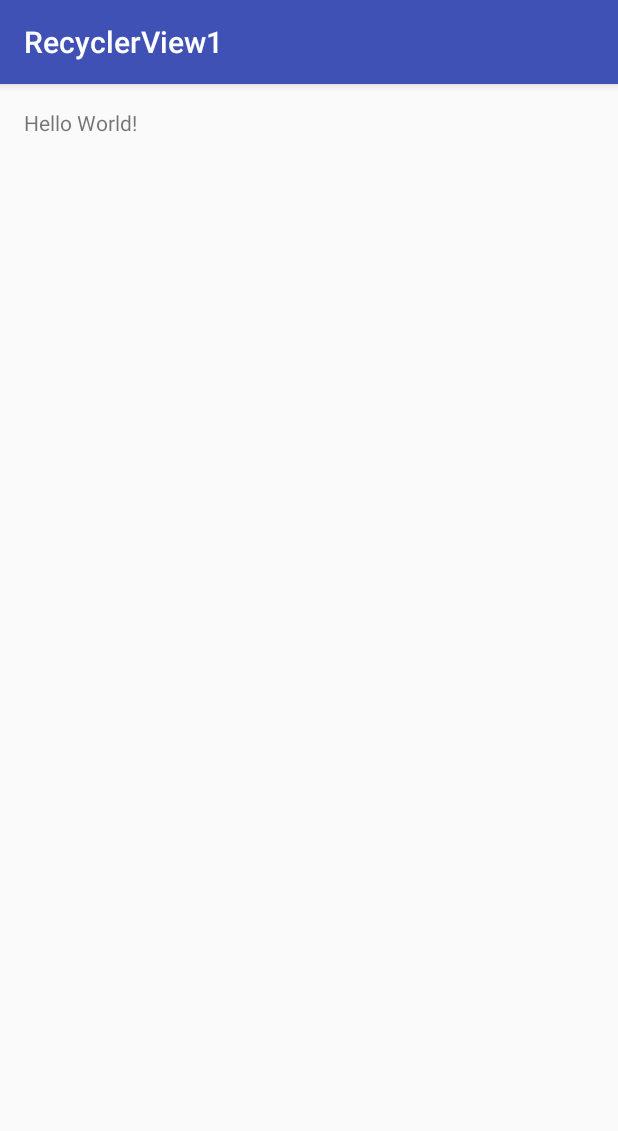
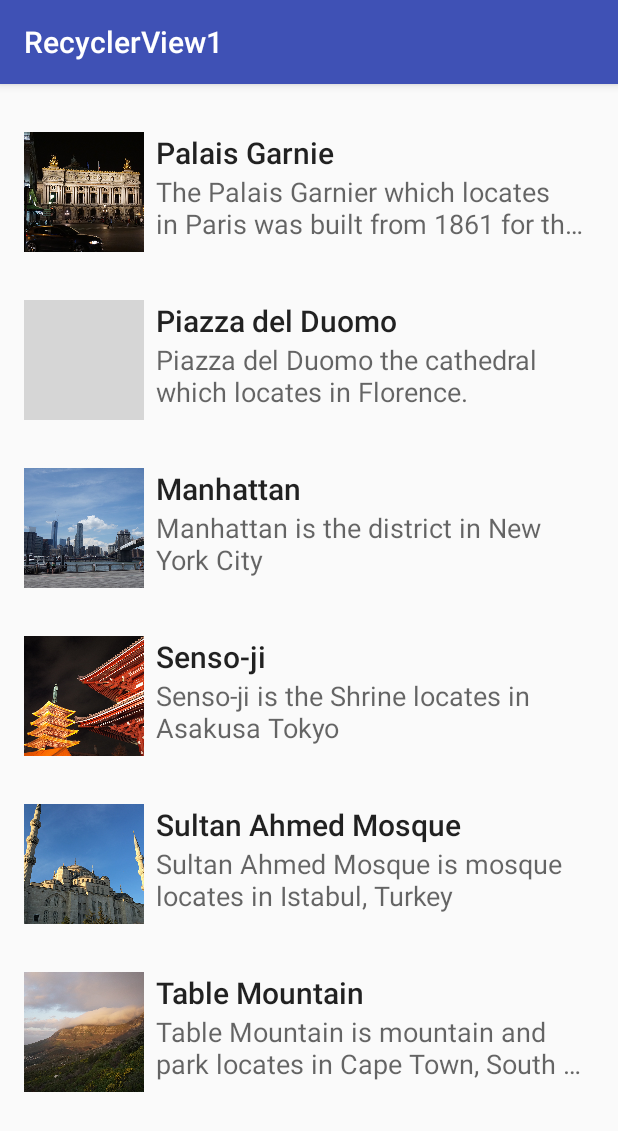
Before and after one commit to fandikhusnu/RecycleView2, an Android app: the screen it shows after launch (MainActivity), on a phone screen of 412 x 824 dp. Shown: the top 1131 px of the screen. Run offline under Robolectric (Android 15) with nearby library versions, the phone set to English and light mode, and no system bars; grey boxes are pictures that could not be loaded.

Commit message:
RecyclerView List

```diff
--- a/app/build.gradle
+++ b/app/build.gradle
@@ -25,5 +25,6 @@ dependencies {
         exclude group: 'com.android.support', module: 'support-annotations'
     })
     compile 'com.android.support:appcompat-v7:23.4.0'
+    compile 'com.android.support:recyclerview-v7:23.4.0'
     testCompile 'junit:junit:4.12'
 }
--- a/app/src/main/java/id/sch/smktelkom_mlg/learn/recyclerview1/MainActivity.java
+++ b/app/src/main/java/id/sch/smktelkom_mlg/learn/recyclerview1/MainActivity.java
@@ -1,13 +1,52 @@
 package id.sch.smktelkom_mlg.learn.recyclerview1;
 
+import android.content.res.Resources;
+import android.content.res.TypedArray;
+import android.graphics.drawable.Drawable;
 import android.os.Bundle;
 import android.support.v7.app.AppCompatActivity;
+import android.support.v7.widget.LinearLayoutManager;
+import android.support.v7.widget.RecyclerView;
+
+import java.util.ArrayList;
+
+import id.sch.smktelkom_mlg.learn.recyclerview1.adapter.HotelAdapter;
+import id.sch.smktelkom_mlg.learn.recyclerview1.model.Hotel;
 
 public class MainActivity extends AppCompatActivity {
+
+    ArrayList<Hotel> mList = new ArrayList<>();
+    HotelAdapter mAdapter;
 
     @Override
     protected void onCreate(Bundle savedInstanceState) {
         super.onCreate(savedInstanceState);
         setContentView(R.layout.activity_main);
+        RecyclerView recyclerView = (RecyclerView) findViewById(R.id.recyclerView);
+        LinearLayoutManager layoutManager = new LinearLayoutManager(this);
+        recyclerView.setLayoutManager(layoutManager);
+        mAdapter = new HotelAdapter(mList);
+        recyclerView.setAdapter(mAdapter);
+
+        fillData();
     }
+
+    private void fillData() {
+        Resources resources = getResources();
+        String[] arJudul = resources.getStringArray(R.array.places);
+        String[] arDeskripsi = resources.getStringArray(R.array.place_desc);
+        TypedArray a = resources.obtainTypedArray(R.array.places_picture);
+        Drawable[] arFoto = new Drawable[a.length()];
+        for (int i = 0; i < arFoto.length; i++) {
+            arFoto[i] = a.getDrawable(i);
+        }
+        a.recycle();
+
+        for (int i = 0; i < arJudul.length; i++) {
+            mList.add(new Hotel(arJudul[i], arDeskripsi[i], arFoto[i]));
+        }
+        mAdapter.notifyDataSetChanged();
+    }
+
+
 }
--- /dev/null
+++ b/app/src/main/java/id/sch/smktelkom_mlg/learn/recyclerview1/adapter/HotelAdapter.java
@@ -0,0 +1,60 @@
+package id.sch.smktelkom_mlg.learn.recyclerview1.adapter;
+
+import android.support.v7.widget.RecyclerView;
+import android.view.LayoutInflater;
+import android.view.View;
+import android.view.ViewGroup;
+import android.widget.ImageView;
+import android.widget.TextView;
+
+import java.util.ArrayList;
+
+import id.sch.smktelkom_mlg.learn.recyclerview1.R;
+import id.sch.smktelkom_mlg.learn.recyclerview1.model.Hotel;
+
+/**
+ * Created by Smktelkom on 11/2/2016.
+ */
+
+public class HotelAdapter extends RecyclerView.Adapter<HotelAdapter.ViewHolder> {
+
+    ArrayList<Hotel> hotelList;
+
+    public HotelAdapter(ArrayList<Hotel> hotelList) {
+        this.hotelList = hotelList;
+    }
+
+    @Override
+    public ViewHolder onCreateViewHolder(ViewGroup parent, int viewType) {
+        View v = LayoutInflater.from(parent.getContext()).inflate(R.layout.item_list, parent, false);
+        ViewHolder vh = new ViewHolder(v);
+        return vh;
+    }
+
+    @Override
+    public void onBindViewHolder(ViewHolder holder, int position) {
+        Hotel hotel = hotelList.get(position);
+        holder.tvJudul.setText(hotel.judul);
+        holder.tvDeskripsi.setText(hotel.deskripsi);
+        holder.ivFoto.setImageDrawable(hotel.foto);
+    }
+
+    @Override
+    public int getItemCount() {
+        if (hotelList != null)
+            return hotelList.size();
+        return 0;
+    }
+
+    public class ViewHolder extends RecyclerView.ViewHolder {
+        ImageView ivFoto;
+        TextView tvJudul, tvDeskripsi;
+
+        public ViewHolder(View itemView) {
+            super(itemView);
+            ivFoto = (ImageView) itemView.findViewById(R.id.imageView);
+            tvJudul = (TextView) itemView.findViewById(R.id.textViewJudul);
+            tvDeskripsi = (TextView) itemView.findViewById(R.id.textViewDeskripsi);
+        }
+    }
+}
--- /dev/null
+++ b/app/src/main/java/id/sch/smktelkom_mlg/learn/recyclerview1/model/Hotel.java
@@ -0,0 +1,19 @@
+package id.sch.smktelkom_mlg.learn.recyclerview1.model;
+
+import android.graphics.drawable.Drawable;
+
+/**
+ * Created by Smktelkom on 11/2/2016.
+ */
+
+public class Hotel {
+    public String judul;
+    public String deskripsi;
+    public Drawable foto;
+
+    public Hotel(String judul, String deskripsi, Drawable foto) {
+        this.judul = judul;
+        this.deskripsi = deskripsi;
+        this.foto = foto;
+    }
+}
--- a/app/src/main/res/layout/activity_main.xml
+++ b/app/src/main/res/layout/activity_main.xml
@@ -1,17 +1,11 @@
 <?xml version="1.0" encoding="utf-8"?>
-<RelativeLayout xmlns:android="http://schemas.android.com/apk/res/android"
+<android.support.v7.widget.RecyclerView xmlns:android="http://schemas.android.com/apk/res/android"
     xmlns:tools="http://schemas.android.com/tools"
-    android:id="@+id/activity_main"
+    android:id="@+id/recyclerView"
     android:layout_width="match_parent"
     android:layout_height="match_parent"
+    android:clipToPadding="false"
     android:paddingBottom="@dimen/activity_vertical_margin"
-    android:paddingLeft="@dimen/activity_horizontal_margin"
-    android:paddingRight="@dimen/activity_horizontal_margin"
     android:paddingTop="@dimen/activity_vertical_margin"
-    tools:context="id.sch.smktelkom_mlg.learn.recyclerview1.MainActivity">
-
-    <TextView
-        android:layout_width="wrap_content"
-        android:layout_height="wrap_content"
-        android:text="Hello World!" />
-</RelativeLayout>
+    android:scrollbars="vertical"
+    tools:context="id.sch.smktelkom_mlg.learn.recyclerview1.MainActivity" />
--- /dev/null
+++ b/app/src/main/res/layout/item_list.xml
@@ -0,0 +1,41 @@
+<?xml version="1.0" encoding="utf-8"?>
+<RelativeLayout xmlns:android="http://schemas.android.com/apk/res/android"
+    xmlns:tools="http://schemas.android.com/tools"
+    android:layout_width="match_parent"
+    android:layout_height="wrap_content"
+    android:background="?android:attr/selectableItemBackground"
+    android:padding="16dp">
+
+    <ImageView
+        android:id="@+id/imageView"
+        android:layout_width="80dp"
+        android:layout_height="80dp"
+        android:scaleType="centerCrop"
+        android:src="@drawable/a" />
+
+    <TextView
+        android:id="@+id/textViewJudul"
+        android:layout_width="match_parent"
+        android:layout_height="wrap_content"
+        android:layout_alignParentTop="true"
+        android:layout_marginLeft="8dp"
+        android:layout_marginStart="8dp"
+        android:layout_toEndOf="@+id/imageView"
+        android:layout_toRightOf="@+id/imageView"
+        android:ellipsize="end"
+        android:maxLines="1"
+        android:textAppearance="@style/TextAppearance.AppCompat.Title"
+        tools:text="Judul" />
+
+    <TextView
+        android:id="@+id/textViewDeskripsi"
+        android:layout_width="match_parent"
+        android:layout_height="wrap_content"
+        android:layout_alignLeft="@+id/textViewJudul"
+        android:layout_alignStart="@+id/textViewJudul"
+        android:layout_below="@+id/textViewJudul"
+        android:ellipsize="end"
+        android:maxLines="2"
+        android:textAppearance="@style/TextAppearance.AppCompat.Medium" />
+
+</RelativeLayout>
--- /dev/null
+++ b/app/src/main/res/values/arrays.xml
@@ -0,0 +1,95 @@
+<?xml version="1.0" encoding="utf-8"?><!--
+  ~ Copyright (C) 2016 The Android Open Source Project
+  ~
+  ~ Licensed under the Apache License, Version 2.0 (the "License");
+  ~ you may not use this file except in compliance with the License.
+  ~ You may obtain a copy of the License at
+  ~
+  ~      http://www.apache.org/licenses/LICENSE-2.0
+  ~
+  ~ Unless required by applicable law or agreed to in writing, software
+  ~ distributed under the License is distributed on an "AS IS" BASIS,
+  ~ WITHOUT WARRANTIES OR CONDITIONS OF ANY KIND, either express or implied.
+  ~ See the License for the specific language governing permissions and
+  ~ limitations under the License.
+  -->
+<resources>
+    <string-array name="places">
+        <item>Palais Garnie</item>
+        <item>Piazza del Duomo</item>
+        <item>Manhattan</item>
+        <item>Senso-ji</item>
+        <item>Sultan Ahmed Mosque</item>
+        <item>Table Mountain</item>
+    </string-array>
+    <string-array name="place_desc">
+        <item>The Palais Garnier which locates in Paris was built from 1861 for
+        the Paris Opera.
+        </item>
+        <item>Piazza del Duomo the cathedral which locates in Florence.</item>
+        <item>Manhattan is the district in New York City</item>
+        <item>Senso-ji is the Shrine locates in Asakusa Tokyo</item>
+        <item>Sultan Ahmed Mosque is mosque locates in Istabul, Turkey</item>
+        <item>Table Mountain is mountain and park locates in Cape Town, South Africa.</item>
+    </string-array>
+    <string-array name="place_details">
+        <item>Lorem ipsum dolor sit amet, consectetur adipisicing elit, sed do
+        eiusmod tempor incididunt ut labore et dolore magna aliqua. Ut enim ad minim veniam, quis
+        nostrud exercitation ullamco laboris nisi ut aliquip ex ea commodo consequat. Duis aute
+        irure dolor in reprehenderit in voluptate velit esse cillum dolore eu fugiat nulla
+        pariatur. Excepteur sint occaecat cupidatat non proident, sunt in culpa qui officia
+        deserunt mollit anim id est laborum.
+        </item>
+        <item>Lorem ipsum dolor sit amet, consectetur adipisicing elit, sed do
+        eiusmod tempor incididunt ut labore et dolore magna aliqua. Ut enim ad minim veniam, quis
+        nostrud exercitation ullamco laboris nisi ut aliquip ex ea commodo consequat. Duis aute
+        irure dolor in reprehenderit in voluptate velit esse cillum dolore eu fugiat nulla
+        pariatur. Excepteur sint occaecat cupidatat non proident, sunt in culpa qui officia
+        deserunt mollit anim id est laborum.
+        </item>
+        <item>Lorem ipsum dolor sit amet, consectetur adipisicing elit, sed do
+        eiusmod tempor incididunt ut labore et dolore magna aliqua. Ut enim ad minim veniam, quis
+        nostrud exercitation ullamco laboris nisi ut aliquip ex ea commodo consequat. Duis aute
+        irure dolor in reprehenderit in voluptate velit esse cillum dolore eu fugiat nulla
+        pariatur. Excepteur sint occaecat cupidatat non proident, sunt in culpa qui officia
+        deserunt mollit anim id est laborum.
+        </item>
+        <item>Lorem ipsum dolor sit amet, consectetur adipisicing elit, sed do
+        eiusmod tempor incididunt ut labore et dolore magna aliqua. Ut enim ad minim veniam, quis
+        nostrud exercitation ullamco laboris nisi ut aliquip ex ea commodo consequat. Duis aute
+        irure dolor in reprehenderit in voluptate velit esse cillum dolore eu fugiat nulla
+        pariatur. Excepteur sint occaecat cupidatat non proident, sunt in culpa qui officia
+        deserunt mollit anim id est laborum.
+        </item>
+        <item>Lorem ipsum dolor sit amet, consectetur adipisicing elit, sed do
+        eiusmod tempor incididunt ut labore et dolore magna aliqua. Ut enim ad minim veniam, quis
+        nostrud exercitation ullamco laboris nisi ut aliquip ex ea commodo consequat. Duis aute
+        irure dolor in reprehenderit in voluptate velit esse cillum dolore eu fugiat nulla
+        pariatur. Excepteur sint occaecat cupidatat non proident, sunt in culpa qui officia
+        deserunt mollit anim id est laborum.
+        </item>
+        <item>Lorem ipsum dolor sit amet, consectetur adipisicing elit, sed do
+        eiusmod tempor incididunt ut labore et dolore magna aliqua. Ut enim ad minim veniam, quis
+        nostrud exercitation ullamco laboris nisi ut aliquip ex ea commodo consequat. Duis aute
+        irure dolor in reprehenderit in voluptate velit esse cillum dolore eu fugiat nulla
+        pariatur. Excepteur sint occaecat cupidatat non proident, sunt in culpa qui officia
+        deserunt mollit anim id est laborum.
+        </item>
+    </string-array>
+    <string-array name="place_locations">
+        <item>8 Rue Scribe, 75009 Paris, France</item>
+        <item>Piazza del Capitolo - 50122 Florence</item>
+        <item>New York City</item>
+        <item>2-3-1 Asakusa, Taitō-ku, Tokyo, Japan</item>
+        <item>At Meydanı No:7, 34122 Fatih/İstanbul, Turkey</item>
+        <item>Cape Town, South Africa</item>
+    </string-array>
+    <array name="places_picture">
+        <item>@drawable/a</item>
+        <item>@drawable/b</item>
+        <item>@drawable/c</item>
+        <item>@drawable/d</item>
+        <item>@drawable/e</item>
+        <item>@drawable/f</item>
+    </array>
+</resources>
```
Also changed, not shown: app/src/main/res/drawable/a.png (added), app/src/main/res/drawable/c.png (added), app/src/main/res/drawable/d.png (added), app/src/main/res/drawable/e.png (added), app/src/main/res/drawable/f.png (added), 1 other file.
